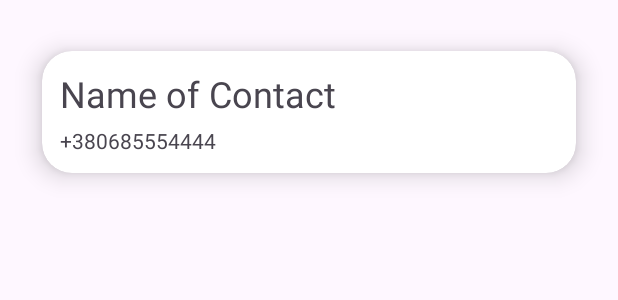
After one commit to npogoncuk/EPAMHomeworks, an Android app: the layout contact_item.xml on its own in the app's theme, with its tools: preview values and no code run, on a phone screen of 412 x 824 dp. The commit adds this screen. Shown: the top 300 px of the screen. Run offline under Robolectric (Android 15) with nearby library versions, the phone set to English and light mode, and no system bars.

Commit message:
Implement permission logic and display list of contacts

```diff
--- a/BaseApplicationCompomentsPart2/app/src/main/AndroidManifest.xml
+++ b/BaseApplicationCompomentsPart2/app/src/main/AndroidManifest.xml
@@ -1,6 +1,8 @@
 <?xml version="1.0" encoding="utf-8"?>
 <manifest xmlns:android="http://schemas.android.com/apk/res/android"
     xmlns:tools="http://schemas.android.com/tools">
+
+    <uses-permission android:name="android.permission.READ_CONTACTS" />
 
     <application
         android:allowBackup="true"
@@ -12,6 +14,7 @@
         android:supportsRtl="true"
         android:theme="@style/Theme.BaseApplicationCompomentsPart2"
         tools:targetApi="31">
+
         <activity
             android:name=".MainActivity"
             android:exported="true">
--- /dev/null
+++ b/BaseApplicationCompomentsPart2/app/src/main/res/layout/contact_item.xml
@@ -0,0 +1,40 @@
+<?xml version="1.0" encoding="utf-8"?>
+
+
+<androidx.cardview.widget.CardView xmlns:android="http://schemas.android.com/apk/res/android"
+    xmlns:app="http://schemas.android.com/apk/res-auto"
+    xmlns:tools="http://schemas.android.com/tools"
+    android:layout_width="match_parent"
+    android:layout_height="wrap_content"
+    android:layout_margin="10dp"
+    app:cardCornerRadius="20dp"
+    app:cardElevation="10dp"
+    app:cardMaxElevation="12dp"
+    app:cardPreventCornerOverlap="true"
+    app:cardUseCompatPadding="true"
+    app:layout_constraintEnd_toEndOf="parent"
+    app:layout_constraintStart_toStartOf="parent"
+    app:layout_constraintTop_toTopOf="parent">
+
+    <LinearLayout
+        android:layout_width="wrap_content"
+        android:layout_height="wrap_content"
+        android:orientation="vertical"
+        android:padding="12dp">
+
+        <TextView
+            android:id="@+id/textViewName"
+            android:layout_width="wrap_content"
+            android:layout_height="wrap_content"
+            android:textSize="24sp"
+            tools:text="Name of Contact" />
+
+        <TextView
+            android:id="@+id/textViewNumber"
+            android:layout_width="wrap_content"
+            android:layout_height="wrap_content"
+            android:layout_marginTop="5dp"
+            tools:text="+380685554444" />
+
+    </LinearLayout>
+</androidx.cardview.widget.CardView>
--- a/BaseApplicationCompomentsPart2/app/src/main/res/values/strings.xml
+++ b/BaseApplicationCompomentsPart2/app/src/main/res/values/strings.xml
@@ -1,3 +1,6 @@
 <resources>
     <string name="app_name">BaseApplicationCompomentsPart2</string>
+    <!-- TODO: Remove or change this placeholder text -->
+    <string name="hello_blank_fragment">Hello blank fragment</string>
+    <string name="grant_permission_in_settings">Grant permission in Settings</string>
 </resources>
--- a/BaseApplicationCompomentsPart2/gradle.properties
+++ b/BaseApplicationCompomentsPart2/gradle.properties
@@ -21,3 +21,4 @@ kotlin.code.style=official
 # resources declared in the library itself and none from the library's dependencies,
 # thereby reducing the size of the R class for that library
 android.nonTransitiveRClass=true
+android.defaults.buildfeatures.buildconfig=true
```
Also changed, not shown: BaseApplicationCompomentsPart2/app/build.gradle (+5 -2 lines), BaseApplicationCompomentsPart2/app/src/main/java/com/example/baseapplicationcompomentspart2/ContactListAdapter.kt (added, +28 -0 lines), BaseApplicationCompomentsPart2/app/src/main/java/com/example/baseapplicationcompomentspart2/ContactListFragment.kt (added, +90 -0 lines), BaseApplicationCompomentsPart2/app/src/main/java/com/example/baseapplicationcompomentspart2/MainActivity.kt (+59 -2 lines), BaseApplicationCompomentsPart2/app/src/main/java/com/example/baseapplicationcompomentspart2/model/Contact.kt (added, +10 -0 lines), BaseApplicationCompomentsPart2/app/src/main/res/layout/activity_main.xml (+6 -8 lines), BaseApplicationCompomentsPart2/app/src/main/res/layout/fragment_contact_list.xml (added, +19 -0 lines).
